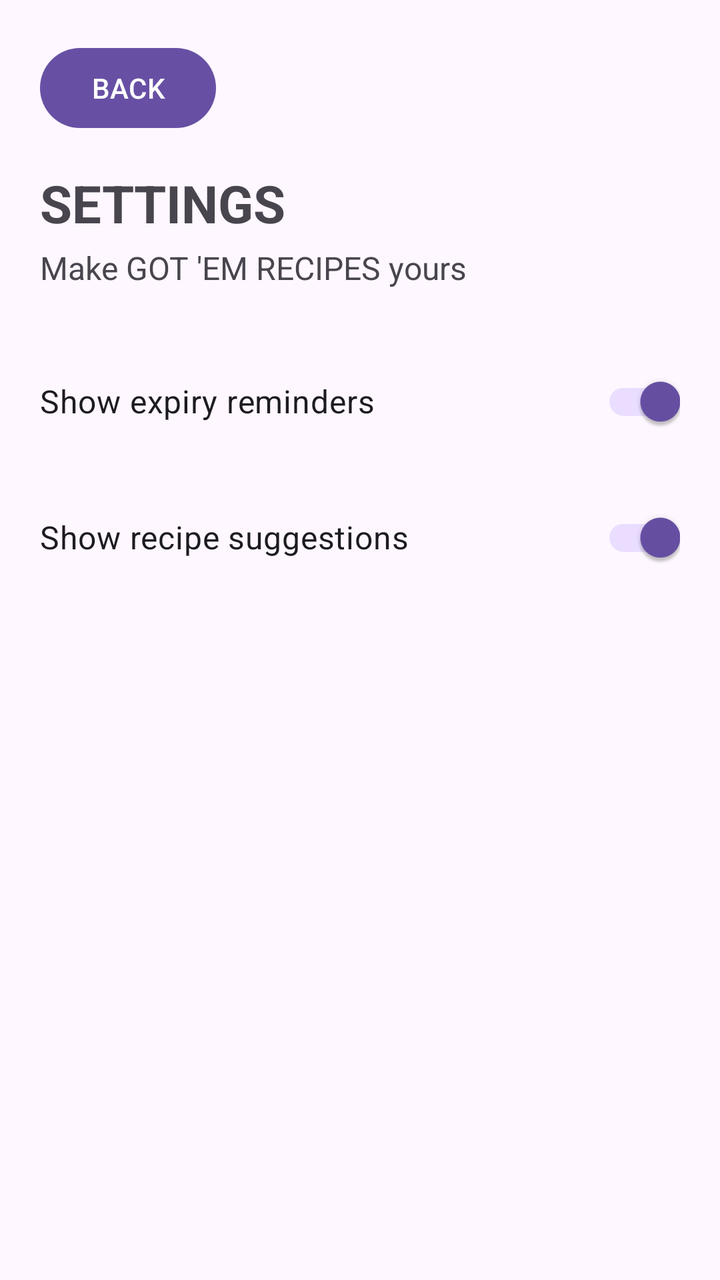
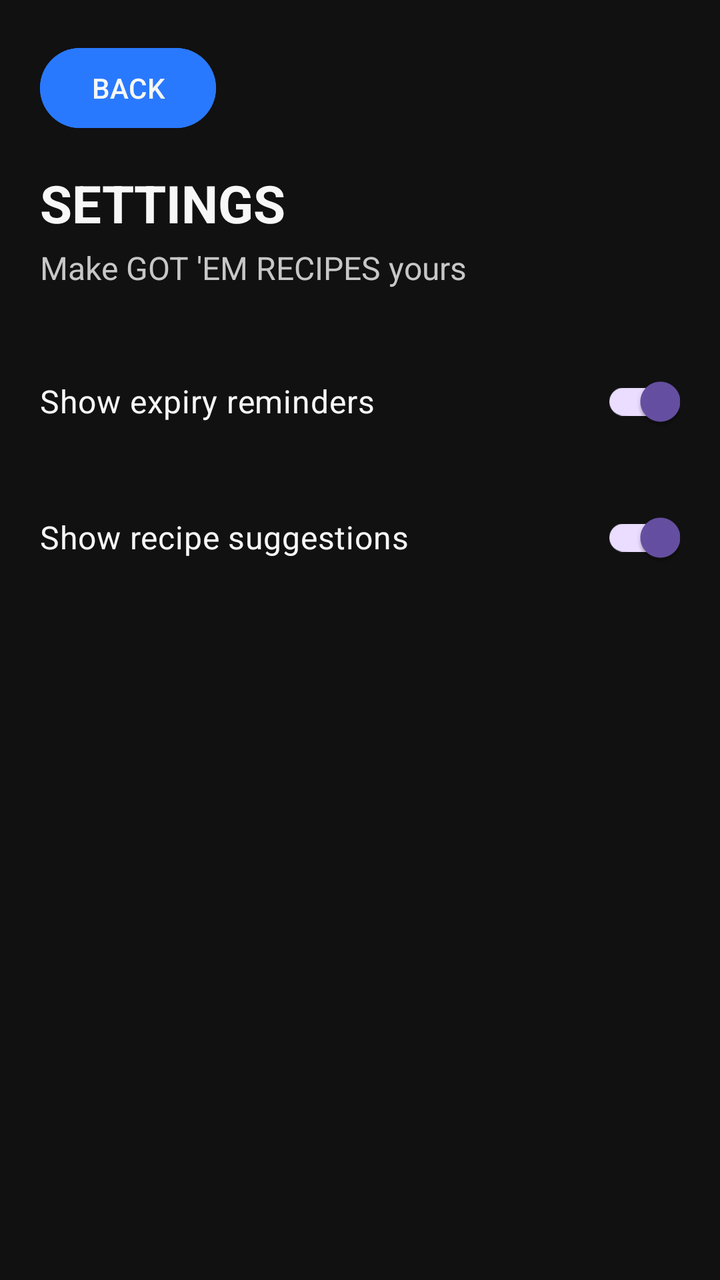

The first picture is an Android layout as it rendered before a commit; the second is the same layout after the commit. The layout source and the unified diff follow.
<!-- AndroidManifest.xml: application theme Theme.GotEmRecipes -->
<!-- res/layout/activity_settings.xml -->
<?xml version="1.0" encoding="utf-8"?>
<androidx.constraintlayout.widget.ConstraintLayout
    xmlns:android="http://schemas.android.com/apk/res/android"
    xmlns:app="http://schemas.android.com/apk/res-auto"
    android:layout_width="match_parent"
    android:layout_height="match_parent"
    android:padding="20dp">

    <Button
        android:id="@+id/buttonSettingsBack"
        android:layout_width="wrap_content"
        android:layout_height="wrap_content"
        android:text="BACK"
        app:layout_constraintTop_toTopOf="parent"
        app:layout_constraintStart_toStartOf="parent"/>
    <TextView
        android:id="@+id/textSettingsTitle"
        android:layout_width="wrap_content"
        android:layout_height="wrap_content"
        android:layout_marginTop="16dp"
        android:text="SETTINGS"
        android:textSize="26sp"
        android:textStyle="bold"
        app:layout_constraintTop_toBottomOf="@+id/buttonSettingsBack"
        app:layout_constraintStart_toStartOf="parent" />
    <TextView
        android:id="@+id/textSettingsSubtitle"
        android:layout_width="wrap_content"
        android:layout_height="wrap_content"
        android:layout_marginTop="4dp"
        android:text="Make GOT 'EM RECIPES yours"
        android:textSize="16sp"
        app:layout_constraintTop_toBottomOf="@+id/textSettingsTitle"
        app:layout_constraintStart_toStartOf="parent" />

    <androidx.appcompat.widget.SwitchCompat
        android:id="@+id/switchExpiryWarnings"
        android:layout_width="0dp"
        android:layout_height="wrap_content"
        android:layout_marginTop="32dp"
        android:text="Show expiry reminders"
        android:textSize="16sp"
        android:checked="true"
        app:layout_constraintTop_toBottomOf="@+id/textSettingsSubtitle"
        app:layout_constraintStart_toStartOf="parent"
        app:layout_constraintEnd_toEndOf="parent" />

    <androidx.appcompat.widget.SwitchCompat
        android:id="@+id/switchRecipeNotifications"
        android:layout_width="0dp"
        android:layout_height="wrap_content"
        android:layout_marginTop="20dp"
        android:text="Show recipe suggestions"
        android:textSize = "16sp"
        android:checked ="true"
        app:layout_constraintTop_toBottomOf="@+id/switchExpiryWarnings"
        app:layout_constraintStart_toStartOf="parent"
        app:layout_constraintEnd_toEndOf="parent" />

</androidx.constraintlayout.widget.ConstraintLayout>
<!-- resources referenced by this layout -->
<resources>
  <style name="Theme.GotEmRecipes" parent="Base.Theme.GotEmRecipes" />
  <style name="Base.Theme.GotEmRecipes" parent="Theme.Material3.DayNight.NoActionBar">
          
          
      </style>
</resources>

<!-- the commit's change to res/layout/activity_settings.xml (unified diff, before → after) -->
@@ -4,15 +4,19 @@
     xmlns:app="http://schemas.android.com/apk/res-auto"
     android:layout_width="match_parent"
     android:layout_height="match_parent"
-    android:padding="20dp">
+    android:padding="20dp"
+    android:background="@color/gotem_black">
 
     <Button
         android:id="@+id/buttonSettingsBack"
         android:layout_width="wrap_content"
         android:layout_height="wrap_content"
         android:text="BACK"
+        android:backgroundTint="@color/gotem_blue"
+        android:textColor="@color/gotem_white"
         app:layout_constraintTop_toTopOf="parent"
         app:layout_constraintStart_toStartOf="parent"/>
+
     <TextView
         android:id="@+id/textSettingsTitle"
         android:layout_width="wrap_content"
@@ -21,6 +25,7 @@
         android:text="SETTINGS"
         android:textSize="26sp"
         android:textStyle="bold"
+        android:textColor="@color/gotem_white"
         app:layout_constraintTop_toBottomOf="@+id/buttonSettingsBack"
         app:layout_constraintStart_toStartOf="parent" />
     <TextView
@@ -30,6 +35,7 @@
         android:layout_marginTop="4dp"
         android:text="Make GOT 'EM RECIPES yours"
         android:textSize="16sp"
+        android:textColor="@color/gotem_light_grey"
         app:layout_constraintTop_toBottomOf="@+id/textSettingsTitle"
         app:layout_constraintStart_toStartOf="parent" />
 
@@ -41,6 +47,7 @@
         android:text="Show expiry reminders"
         android:textSize="16sp"
         android:checked="true"
+        android:textColor="@color/gotem_white"
         app:layout_constraintTop_toBottomOf="@+id/textSettingsSubtitle"
         app:layout_constraintStart_toStartOf="parent"
         app:layout_constraintEnd_toEndOf="parent" />
@@ -53,6 +60,7 @@
         android:text="Show recipe suggestions"
         android:textSize = "16sp"
         android:checked ="true"
+        android:textColor="@color/gotem_white"
         app:layout_constraintTop_toBottomOf="@+id/switchExpiryWarnings"
         app:layout_constraintStart_toStartOf="parent"
         app:layout_constraintEnd_toEndOf="parent" />
<!-- resource entries referenced after the edit -->
@@ -1,5 +1,9 @@
 <!-- resources referenced by this layout -->
 <resources>
+  <color name="gotem_black">#111111</color>
+  <color name="gotem_blue">#2979FF</color>
+  <color name="gotem_light_grey">#C7C7C7</color>
+  <color name="gotem_white">#F7F7F7</color>
   <style name="Theme.GotEmRecipes" parent="Base.Theme.GotEmRecipes" />
   <style name="Base.Theme.GotEmRecipes" parent="Theme.Material3.DayNight.NoActionBar">
           
